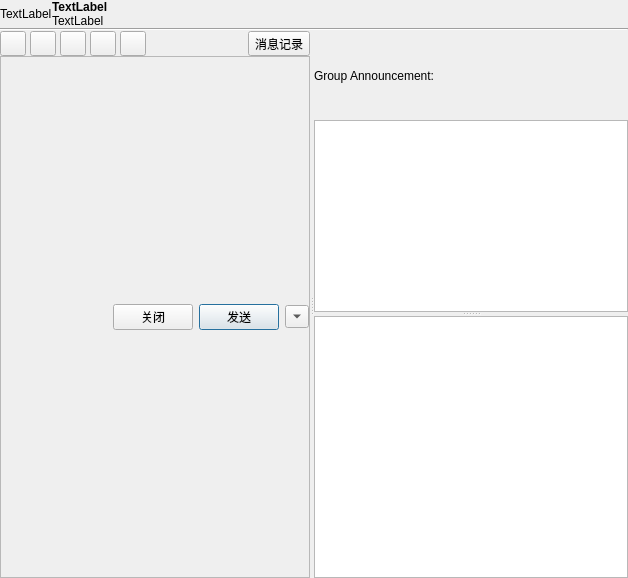
Before: the Qt Designer form src/ui/groupchatdlg.ui in zhanlangsir/Qtqq, drawn with Qt 5.
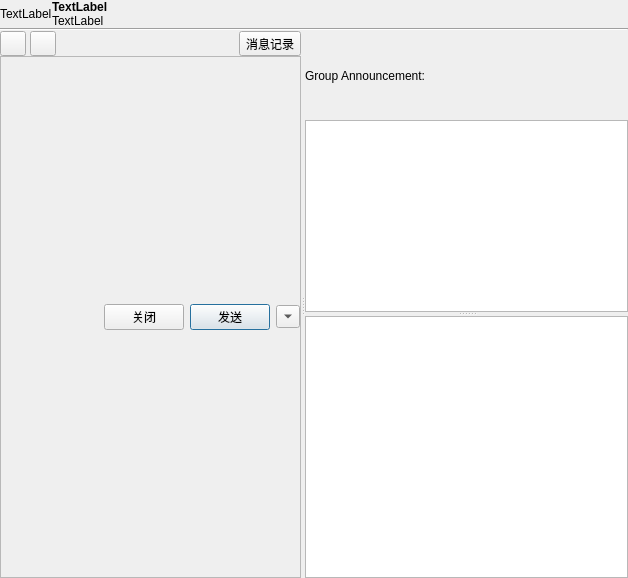
After: the same form once the commit is applied.

```diff
--- a/src/ui/groupchatdlg.ui
+++ b/src/ui/groupchatdlg.ui
@@ -130,19 +130,6 @@
           <property name="spacing">
            <number>4</number>
           </property>
-          <item>
-           <widget class="QToolButton" name="toolButton_4">
-            <property name="text">
-             <string/>
-            </property>
-            <property name="iconSize">
-             <size>
-              <width>18</width>
-              <height>18</height>
-             </size>
-            </property>
-           </widget>
-          </item>
           <item>
            <widget class="QToolButton" name="btn_qqface">
             <property name="text">
@@ -169,32 +156,6 @@
             </property>
            </widget>
           </item>
-          <item>
-           <widget class="QToolButton" name="toolButton_8">
-            <property name="text">
-             <string/>
-            </property>
-            <property name="iconSize">
-             <size>
-              <width>18</width>
-              <height>18</height>
-             </size>
-            </property>
-           </widget>
-          </item>
-          <item>
-           <widget class="QToolButton" name="toolButton_9">
-            <property name="text">
-             <string/>
-            </property>
-            <property name="iconSize">
-             <size>
-              <width>18</width>
-              <height>18</height>
-             </size>
-            </property>
-           </widget>
-          </item>
           <item>
            <spacer name="horizontalSpacer_2">
             <property name="orientation">
```
